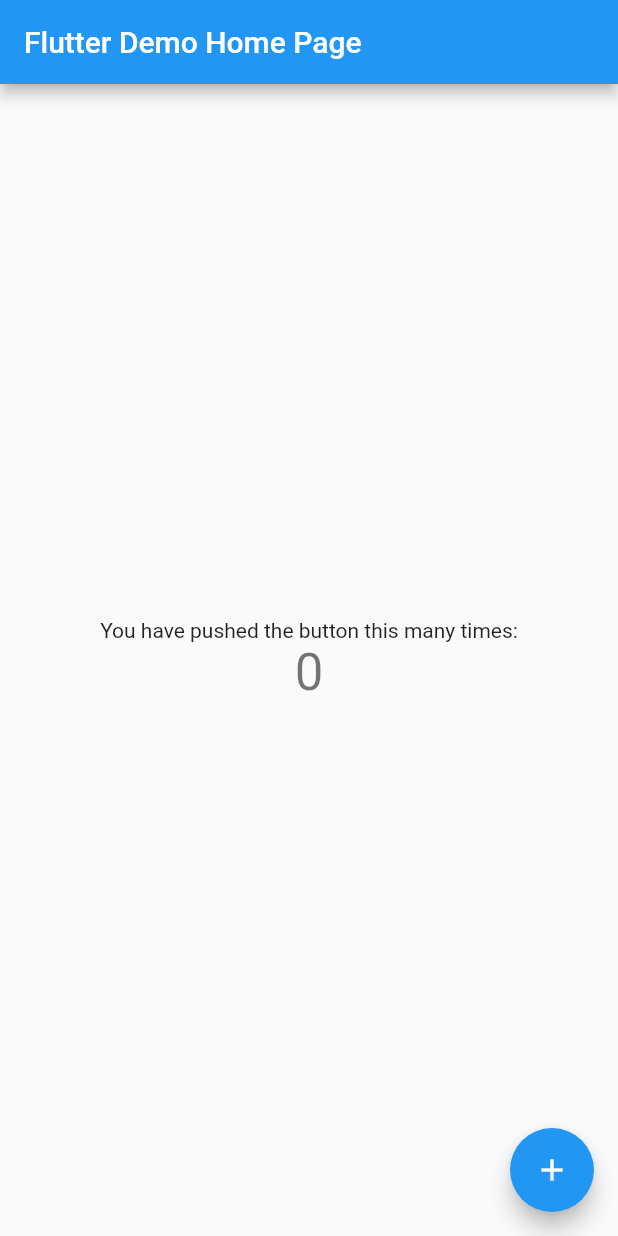
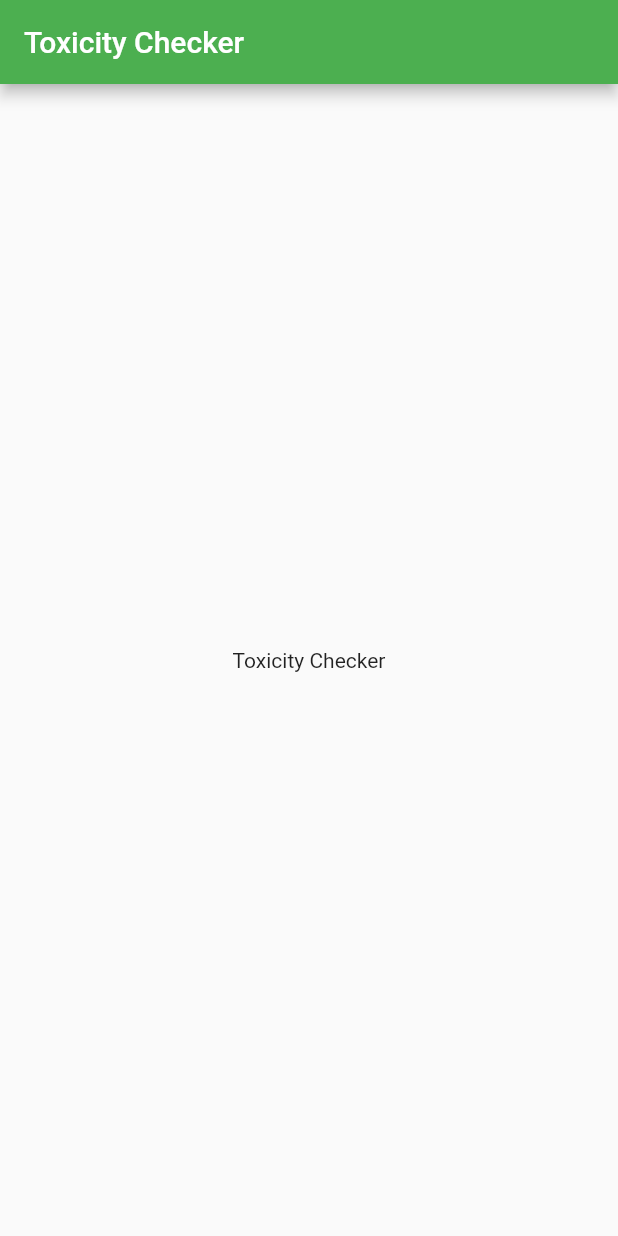
Before and after one commit to oanguin/toxicity-checker, a Flutter app: the screen it shows after launch, on a phone screen of 412 x 824 dp. Run offline on Flutter 3.47's test engine with Material 2 defaults, Android fonts, the phone set to English and light mode, and no system bars.

Commit message:
initial code of layout and add stateful set

```diff
--- a/lib/main.dart
+++ b/lib/main.dart
@@ -7,109 +7,36 @@
 class MyApp extends StatelessWidget {
   const MyApp({Key? key}) : super(key: key);
 
-  // This widget is the root of your application.
   @override
   Widget build(BuildContext context) {
     return MaterialApp(
-      title: 'Flutter Demo',
+      title: 'Toxicity Checker',
       theme: ThemeData(
-        // This is the theme of your application.
-        //
-        // Try running your application with "flutter run". You'll see the
-        // application has a blue toolbar. Then, without quitting the app, try
-        // changing the primarySwatch below to Colors.green and then invoke
-        // "hot reload" (press "r" in the console where you ran "flutter run",
-        // or simply save your changes to "hot reload" in a Flutter IDE).
-        // Notice that the counter didn't reset back to zero; the application
-        // is not restarted.
-        primarySwatch: Colors.blue,
+        primarySwatch: Colors.green,
       ),
-      home: const MyHomePage(title: 'Flutter Demo Home Page'),
+      home: const ToxictyMainPage(title: 'Toxicity Checker'),
     );
   }
 }
 
-class MyHomePage extends StatefulWidget {
-  const MyHomePage({Key? key, required this.title}) : super(key: key);
-
-  // This widget is the home page of your application. It is stateful, meaning
-  // that it has a State object (defined below) that contains fields that affect
-  // how it looks.
-
-  // This class is the configuration for the state. It holds the values (in this
-  // case the title) provided by the parent (in this case the App widget) and
-  // used by the build method of the State. Fields in a Widget subclass are
-  // always marked "final".
+class ToxictyMainPage extends StatefulWidget {
+  const ToxictyMainPage({Key? key, required this.title}) : super(key: key);
 
   final String title;
 
   @override
-  State<MyHomePage> createState() => _MyHomePageState();
+  State<ToxictyMainPage> createState() => _ToxictyMainPageState();
 }
 
-class _MyHomePageState extends State<MyHomePage> {
-  int _counter = 0;
-
-  void _incrementCounter() {
-    setState(() {
-      // This call to setState tells the Flutter framework that something has
-      // changed in this State, which causes it to rerun the build method below
-      // so that the display can reflect the updated values. If we changed
-      // _counter without calling setState(), then the build method would not be
-      // called again, and so nothing would appear to happen.
-      _counter++;
-    });
-  }
-
+class _ToxictyMainPageState extends State<ToxictyMainPage> {
   @override
   Widget build(BuildContext context) {
-    // This method is rerun every time setState is called, for instance as done
-    // by the _incrementCounter method above.
-    //
-    // The Flutter framework has been optimized to make rerunning build methods
-    // fast, so that you can just rebuild anything that needs updating rather
-    // than having to individually change instances of widgets.
     return Scaffold(
-      appBar: AppBar(
-        // Here we take the value from the MyHomePage object that was created by
-        // the App.build method, and use it to set our appbar title.
-        title: Text(widget.title),
-      ),
+      appBar: AppBar(title: Text(widget.title)),
       body: Center(
-        // Center is a layout widget. It takes a single child and positions it
-        // in the middle of the parent.
-        child: Column(
-          // Column is also a layout widget. It takes a list of children and
-          // arranges them vertically. By default, it sizes itself to fit its
-          // children horizontally, and tries to be as tall as its parent.
-          //
-          // Invoke "debug painting" (press "p" in the console, choose the
-          // "Toggle Debug Paint" action from the Flutter Inspector in Android
-          // Studio, or the "Toggle Debug Paint" command in Visual Studio Code)
-          // to see the wireframe for each widget.
-          //
-          // Column has various properties to control how it sizes itself and
-          // how it positions its children. Here we use mainAxisAlignment to
-          // center the children vertically; the main axis here is the vertical
-          // axis because Columns are vertical (the cross axis would be
-          // horizontal).
-          mainAxisAlignment: MainAxisAlignment.center,
-          children: <Widget>[
-            const Text(
-              'You have pushed the button this many times:',
-            ),
-            Text(
-              '$_counter',
-              style: Theme.of(context).textTheme.headline4,
-            ),
-          ],
-        ),
-      ),
-      floatingActionButton: FloatingActionButton(
-        onPressed: _incrementCounter,
-        tooltip: 'Increment',
-        child: const Icon(Icons.add),
-      ), // This trailing comma makes auto-formatting nicer for build methods.
+          child: Column(
+              mainAxisAlignment: MainAxisAlignment.center,
+              children: <Widget>[Text(widget.title)])),
     );
   }
 }
```
Also changed, not shown: 1 other file.
